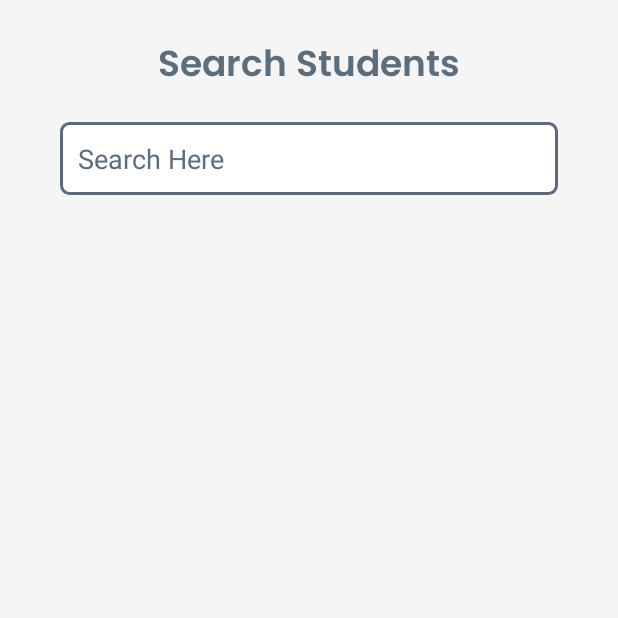
After one commit to NSU-SP21-CSE486-1/1632858-SP21-CSE486-S01, an Android app: the SearchAllStudents screen opened directly, with no data from a screen before it, on a phone screen of 412 x 824 dp, the top half of it. The commit adds this screen. Run offline under Robolectric (Android 15) with nearby library versions, the phone set to English and light mode, and no system bars; our stand-ins replace Firebase (no records; nobody signed in at launch, a user with empty details on screens opened directly).

Commit message:
Code #47 #51: Created the search students layout and implemented the search option.
Created a new activity called the SearchAllStudents and implemented the search feature in the application.

```diff
--- a/Theory/Assignment/Assignment03/FirebaseCodingAssignment/app/src/main/AndroidManifest.xml
+++ b/Theory/Assignment/Assignment03/FirebaseCodingAssignment/app/src/main/AndroidManifest.xml
@@ -9,7 +9,8 @@
         android:roundIcon="@mipmap/ic_launcher_round"
         android:supportsRtl="true"
         android:theme="@style/Theme.FirebaseCodingAssignment">
-        <activity android:name=".MainActivity"></activity>
+        <activity android:name=".SearchAllStudents"></activity>
+        <activity android:name=".MainActivity" />
         <activity android:name=".LoginActivity">
             <intent-filter>
                 <action android:name="android.intent.action.MAIN" />
@@ -17,9 +18,10 @@
                 <category android:name="android.intent.category.LAUNCHER" />
             </intent-filter>
         </activity>
-        <activity android:name=".ViewAll"></activity>
+        <activity android:name=".ViewAll" />
         <activity android:name=".SecondRegisterActivity" />
         <activity android:name=".RegisterActivity" />
+
         <meta-data
             android:name="preloaded_fonts"
             android:resource="@array/preloaded_fonts" />
--- /dev/null
+++ b/Theory/Assignment/Assignment03/FirebaseCodingAssignment/app/src/main/java/com/example/firebasecodingassignment/SearchAllStudents.java
@@ -0,0 +1,85 @@
+package com.example.firebasecodingassignment;
+
+import androidx.annotation.NonNull;
+import androidx.appcompat.app.AppCompatActivity;
+import androidx.recyclerview.widget.LinearLayoutManager;
+import androidx.recyclerview.widget.RecyclerView;
+
+import android.os.Bundle;
+import android.text.Editable;
+import android.text.TextWatcher;
+import android.widget.EditText;
+
+import com.google.firebase.database.DataSnapshot;
+import com.google.firebase.database.DatabaseError;
+import com.google.firebase.database.DatabaseReference;
+import com.google.firebase.database.FirebaseDatabase;
+import com.google.firebase.database.ValueEventListener;
+
+import java.util.ArrayList;
+
+public class SearchAllStudents extends AppCompatActivity {
+    private RecyclerView mListviewer;
+    private RecyclerView.LayoutManager mLayoutmanager;
+    RecyclerViewAdapter mAdapter;
+    EditText mSearchBar;
+    CharSequence searchItem = "";
+
+
+    ArrayList<StudentModel> getAllStudentInfo;
+    @Override
+    protected void onCreate(Bundle savedInstanceState) {
+        super.onCreate(savedInstanceState);
+        setContentView(R.layout.activity_search_all_students);
+
+        DatabaseReference uDatabaseReference = FirebaseDatabase.getInstance().getReference("StudentModel");
+
+        getAllStudentInfo = new ArrayList<>();
+
+        mListviewer = findViewById(R.id.searchAllStudents);
+        mListviewer.setHasFixedSize(true);
+        mLayoutmanager = new LinearLayoutManager(this);
+        mListviewer.setLayoutManager(mLayoutmanager);
+        mSearchBar = findViewById(R.id.search_bar);
+
+
+        mAdapter = new RecyclerViewAdapter(getAllStudentInfo, SearchAllStudents.this);
+        mListviewer.setAdapter(mAdapter);
+
+        uDatabaseReference.addValueEventListener(new ValueEventListener() {
+            @Override
+            public void onDataChange(@NonNull DataSnapshot snapshot) {
+                for (DataSnapshot dataSnapshot:snapshot.getChildren()){
+                    StudentModel studentModel = dataSnapshot.getValue(StudentModel.class);
+                    getAllStudentInfo.add(studentModel);
+                }
+                mAdapter.notifyDataSetChanged();
+            }
+
+            @Override
+            public void onCancelled(@NonNull DatabaseError error) {
+
+            }
+        });
+
+        mSearchBar.addTextChangedListener(new TextWatcher() {
+            @Override
+            public void beforeTextChanged(CharSequence s, int start, int count, int after) {
+
+            }
+
+            @Override
+            public void onTextChanged(CharSequence charSequence, int start, int before, int count) {
+
+                mAdapter.getSearchFilter().filter(charSequence);
+                searchItem = charSequence;
+
+            }
+
+            @Override
+            public void afterTextChanged(Editable s) {
+
+            }
+        });
+    }
+}
--- /dev/null
+++ b/Theory/Assignment/Assignment03/FirebaseCodingAssignment/app/src/main/res/drawable/search_bg.xml
@@ -0,0 +1,6 @@
+<?xml version="1.0" encoding="utf-8"?>
+<shape android:shape="rectangle" xmlns:android="http://schemas.android.com/apk/res/android">
+    <stroke android:color="#5E6A7A" android:width="2dp"/>
+    <solid android:color="#FFFFFF"/>
+    <corners android:radius="5dp"/>
+</shape>
--- /dev/null
+++ b/Theory/Assignment/Assignment03/FirebaseCodingAssignment/app/src/main/res/layout/activity_search_all_students.xml
@@ -0,0 +1,55 @@
+<?xml version="1.0" encoding="utf-8"?>
+<androidx.constraintlayout.widget.ConstraintLayout xmlns:android="http://schemas.android.com/apk/res/android"
+    xmlns:app="http://schemas.android.com/apk/res-auto"
+    xmlns:tools="http://schemas.android.com/tools"
+    android:layout_width="match_parent"
+    android:layout_height="match_parent"
+    android:background="#F5F5F5"
+    tools:context=".uicontroller.ViewAllStudents">
+
+    <TextView
+        android:id="@+id/title_search_all"
+        android:layout_width="wrap_content"
+        android:layout_height="wrap_content"
+        android:layout_marginStart="24dp"
+        android:layout_marginTop="24dp"
+        android:layout_marginEnd="24dp"
+        android:fontFamily="@font/poppins_semibold"
+        android:text="@string/search_students"
+        android:textColor="#5A6E7E"
+        android:textSize="24sp"
+        app:layout_constraintEnd_toEndOf="parent"
+        app:layout_constraintStart_toStartOf="parent"
+        app:layout_constraintTop_toTopOf="parent" />
+
+    <EditText
+        android:id="@+id/search_bar"
+        android:layout_width="0dp"
+        android:layout_height="wrap_content"
+        android:layout_marginStart="40dp"
+        android:layout_marginTop="16dp"
+        android:layout_marginEnd="40dp"
+        android:background="@drawable/search_bg"
+        android:ems="10"
+        android:hint="@string/search_here"
+        android:inputType="numberDecimal"
+        android:padding="12dp"
+        android:textColor="#5a6E7e"
+        android:textColorHint="#5A6E7E"
+        app:layout_constraintEnd_toEndOf="parent"
+        app:layout_constraintStart_toStartOf="parent"
+        app:layout_constraintTop_toBottomOf="@+id/title_search_all" />
+
+    <androidx.recyclerview.widget.RecyclerView
+        android:id="@+id/searchAllStudents"
+        android:layout_width="0dp"
+        android:layout_height="0dp"
+        android:layout_marginStart="16dp"
+        android:layout_marginTop="24dp"
+        android:layout_marginEnd="16dp"
+        android:layout_marginBottom="16dp"
+        app:layout_constraintBottom_toBottomOf="parent"
+        app:layout_constraintEnd_toEndOf="parent"
+        app:layout_constraintStart_toStartOf="parent"
+        app:layout_constraintTop_toBottomOf="@+id/search_bar" />
+</androidx.constraintlayout.widget.ConstraintLayout>
--- a/Theory/Assignment/Assignment03/FirebaseCodingAssignment/app/src/main/res/layout/activity_view_all.xml
+++ b/Theory/Assignment/Assignment03/FirebaseCodingAssignment/app/src/main/res/layout/activity_view_all.xml
@@ -42,6 +42,7 @@
         android:layout_marginEnd="8dp"
         android:background="#5A6E7E"
         android:padding="10dp"
+        android:onClick="onSearchClick"
         android:tint="#FFFFFF"
         app:layout_constraintEnd_toEndOf="parent"
         app:layout_constraintTop_toBottomOf="@+id/divider2"
```
Also changed, not shown: Theory/Assignment/Assignment03/FirebaseCodingAssignment/app/src/main/java/com/example/firebasecodingassignment/RecyclerViewAdapter.java (+39 -39 lines), Theory/Assignment/Assignment03/FirebaseCodingAssignment/app/src/main/java/com/example/firebasecodingassignment/ViewAll.java (+7 -0 lines).
